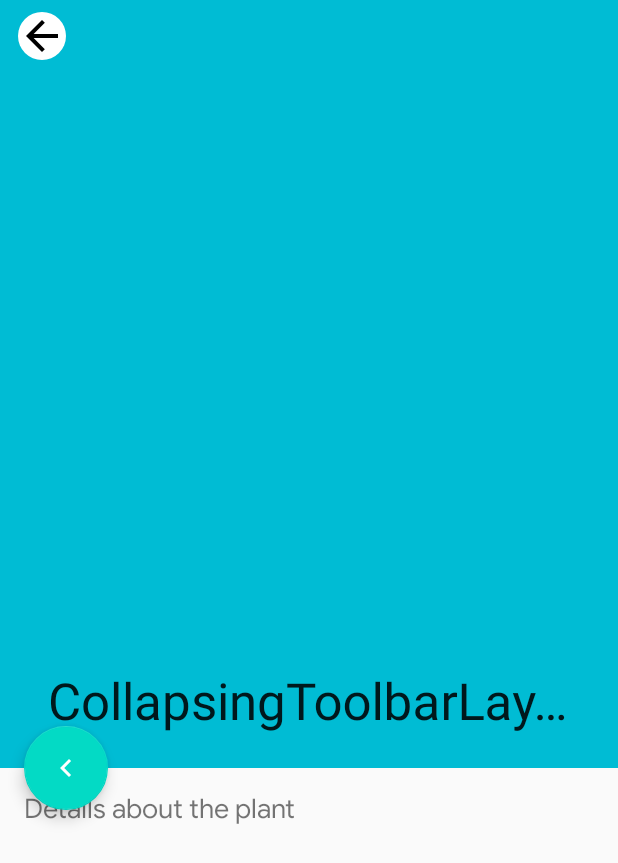
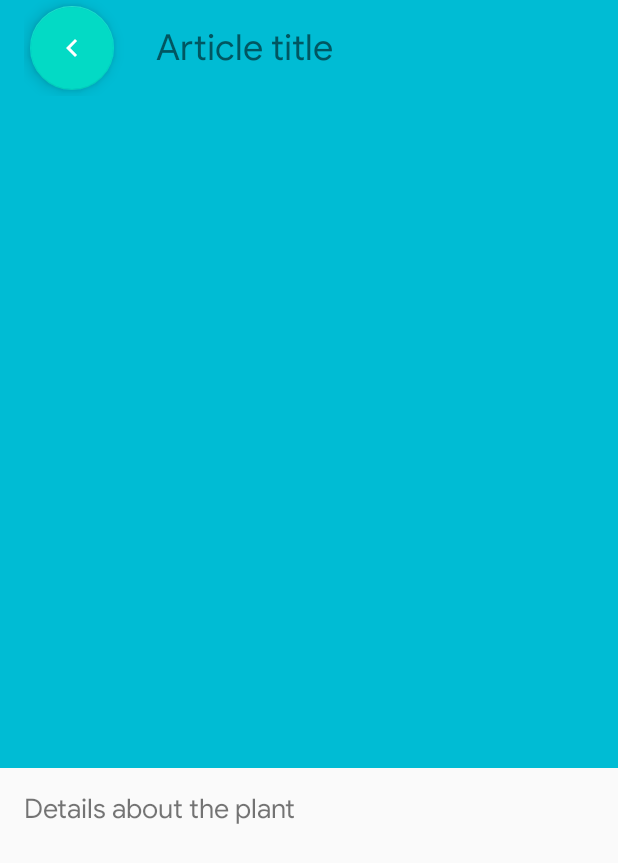
Before and after one commit to mmarashan/kids-smart-card, an Android app: the layout layout_article_page.xml on its own in the app's theme, with its tools: preview values and no code run, on a phone screen of 412 x 824 dp. Shown: the top 863 px of the screen. Run offline under Robolectric (Android 15) with nearby library versions, the phone set to English and light mode, and no system bars.

Commit message:
page stylew fixes

```diff
--- a/app/src/main/res/values/styles.xml
+++ b/app/src/main/res/values/styles.xml
@@ -8,5 +8,4 @@
         <item name="windowNoTitle">true</item>
         <item name="android:fontFamily">@font/google_sans_regular</item>
     </style>
-
 </resources>
--- a/common/src/main/res/values/colors.xml
+++ b/common/src/main/res/values/colors.xml
@@ -1,7 +1,7 @@
 <?xml version="1.0" encoding="utf-8"?>
 <resources>
     <color name="colorPrimary">#00BCD4</color>
-    <color name="colorPrimaryDark">#90000000</color>
+    <color name="colorPrimaryDark">#10000000</color>
     <color name="colorAccent">#03DAC5</color>
     <color name="colorBlack">#000000</color>
     <color name="colorWhite">#FFFFFF</color>
--- a/feature/article-galery-feature/src/main/java/ru/volgadev/article_galery/ui/ArticleCardAdapter.kt
+++ b/feature/article-galery-feature/src/main/java/ru/volgadev/article_galery/ui/ArticleCardAdapter.kt
@@ -8,9 +8,9 @@ import androidx.annotation.AnyThread
 import androidx.cardview.widget.CardView
 import androidx.recyclerview.widget.RecyclerView
 import com.bumptech.glide.Glide
-import ru.volgadev.common.log.Logger
 import ru.volgadev.article_data.model.Article
 import ru.volgadev.article_galery.R
+import ru.volgadev.common.log.Logger
 
 class ArticleCardAdapter :
     RecyclerView.Adapter<ArticleCardAdapter.ViewHolder>() {
@@ -58,7 +58,7 @@ class ArticleCardAdapter :
         val article = articleList[position]
         val textView = holder.card.findViewById<TextView>(R.id.card_view_title)
         val image = holder.card.findViewById<ImageView>(R.id.card_view_image)
-        Glide.with(image.context).load(article.iconUrl).into(image)
+        if (article.iconUrl != null) Glide.with(image.context).load(article.iconUrl).into(image)
         textView.text = article.title
         holder.card.setOnClickListener {
             logger.debug("On click ${article.id}")
--- a/feature/article-galery-feature/src/main/res/layout/card_article.xml
+++ b/feature/article-galery-feature/src/main/res/layout/card_article.xml
@@ -1,9 +1,7 @@
 <?xml version="1.0" encoding="utf-8"?>
 
-<androidx.cardview.widget.CardView
-    xmlns:android="http://schemas.android.com/apk/res/android"
+<androidx.cardview.widget.CardView xmlns:android="http://schemas.android.com/apk/res/android"
     xmlns:card_view="http://schemas.android.com/apk/res-auto"
-    android:id="@+id/card_view"
     android:layout_width="match_parent"
     android:layout_height="wrap_content"
     android:layout_margin="12dp"
@@ -19,16 +17,16 @@
             android:id="@+id/card_view_image"
             android:layout_width="match_parent"
             android:layout_height="256dp"
-            android:scaleType="centerInside"/>
+            android:scaleType="centerInside" />
 
         <TextView
             android:id="@+id/card_view_title"
             android:layout_width="match_parent"
             android:layout_height="match_parent"
-            android:layout_margin="10dp"
             android:layout_gravity="center_horizontal"
+            android:layout_margin="12dp"
             android:layout_marginStart="4dp"
-            android:textSize="28sp"/>
+            android:textSize="28sp" />
 
     </LinearLayout>
 </androidx.cardview.widget.CardView>
--- a/feature/article-page-feature/src/main/java/ru/volgadev/article_page/ArticlePageFragment.kt
+++ b/feature/article-page-feature/src/main/java/ru/volgadev/article_page/ArticlePageFragment.kt
@@ -40,10 +40,10 @@ class ArticlePageFragment : Fragment(R.layout.layout_article_page) {
 
         viewModel.article.observe(viewLifecycleOwner, Observer { article ->
             logger.debug("Set new ${article.id} article")
-
-            toolbarLayout.title = article.title
+            toolbarText.text = article.title
             articleText.text = article.text
-            Glide.with(context!!).load(article.iconUrl).into(articleImage)
+            if (article.iconUrl != null) Glide.with(articleImage.context).load(article.iconUrl)
+                .into(articleImage)
         })
     }
 
--- a/feature/article-page-feature/src/main/res/layout/layout_article_page.xml
+++ b/feature/article-page-feature/src/main/res/layout/layout_article_page.xml
@@ -1,10 +1,9 @@
 <?xml version="1.0" encoding="utf-8"?>
-
 <LinearLayout xmlns:android="http://schemas.android.com/apk/res/android"
     xmlns:app="http://schemas.android.com/apk/res-auto"
     xmlns:tools="http://schemas.android.com/tools"
-    android:layout_height="match_parent"
-    android:layout_width="match_parent">
+    android:layout_width="match_parent"
+    android:layout_height="match_parent">
 
     <androidx.coordinatorlayout.widget.CoordinatorLayout
         android:layout_width="match_parent"
@@ -30,32 +29,52 @@
                 app:statusBarScrim="@color/colorWhite"
                 app:title="CollapsingToolbarLayout title"
                 app:titleEnabled="true"
-                app:toolbarId="@id/toolbar">
+                app:toolbarId="@id/pageToolbar">
 
                 <ImageView
                     android:id="@+id/articleImage"
                     android:layout_width="match_parent"
                     android:layout_height="@dimen/detail_app_bar_height"
-                    android:fitsSystemWindows="true"
-                    android:scaleType="fitCenter"
-                    app:layout_collapseMode="parallax" />
+                    android:scaleType="fitCenter" />
 
                 <androidx.appcompat.widget.Toolbar
-                    android:id="@+id/toolbar"
+                    android:id="@+id/pageToolbar"
                     android:layout_width="match_parent"
-                    android:layout_height="48dp"
-                    android:background="@android:color/transparent"
+                    android:layout_height="64dp"
                     app:contentInsetStartWithNavigation="0dp"
-                    app:layout_collapseMode="pin"
-                    app:navigationIcon="@drawable/ic_detail_back"
-                    app:titleTextColor="@color/colorBlack" />
+                    app:layout_collapseMode="pin">
+
+                    <LinearLayout
+                        android:layout_width="match_parent"
+                        android:layout_height="match_parent">
+
+                        <com.google.android.material.floatingactionbutton.FloatingActionButton
+                            android:id="@+id/backButton"
+                            android:layout_width="wrap_content"
+                            android:layout_height="wrap_content"
+                            android:layout_gravity="center"
+                            android:layout_margin="4dp"
+                            android:tint="@android:color/white"
+                            app:srcCompat="@drawable/ic_baseline_chevron_left" />
+
+                        <TextView
+                            android:id="@+id/toolbarText"
+                            android:layout_width="wrap_content"
+                            android:layout_height="wrap_content"
+                            android:layout_gravity="center"
+                            android:layout_marginStart="@dimen/margin_big"
+                            android:textAlignment="center"
+                            android:textSize="24sp"
+                            tools:text="Article title" />
+
+                    </LinearLayout>
+                </androidx.appcompat.widget.Toolbar>
 
             </com.google.android.material.appbar.CollapsingToolbarLayout>
 
         </com.google.android.material.appbar.AppBarLayout>
 
         <androidx.core.widget.NestedScrollView
-            android:id="@+id/plant_detail_scrollview"
             android:layout_width="match_parent"
             android:layout_height="match_parent"
             android:clipToPadding="false"
@@ -67,9 +86,6 @@
                 android:layout_width="match_parent"
                 android:layout_height="match_parent"
                 android:layout_margin="@dimen/margin_normal"
-                    android:layout_marginStart="@dimen/margin_big"
-                    android:layout_marginTop="@dimen/margin_normal"
-                    android:layout_marginEnd="@dimen/margin_big"
                 android:minHeight="@dimen/description_min_height"
                 android:textIsSelectable="true"
                 android:textSize="18sp"
@@ -79,16 +95,6 @@
 
         </androidx.core.widget.NestedScrollView>
 
-        <com.google.android.material.floatingactionbutton.FloatingActionButton
-            android:id="@+id/backButton"
-            android:layout_width="wrap_content"
-            android:layout_height="wrap_content"
-            android:layout_margin="@dimen/fab_margin"
-            android:tint="@android:color/white"
-            app:layout_anchor="@id/appbar"
-            app:layout_anchorGravity="bottom|start"
-            app:srcCompat="@drawable/ic_baseline_chevron_left" />
-
     </androidx.coordinatorlayout.widget.CoordinatorLayout>
 
 </LinearLayout>
--- a/feature/article-page-feature/src/main/res/values/dimens.xml
+++ b/feature/article-page-feature/src/main/res/values/dimens.xml
@@ -1,22 +1,11 @@
 <?xml version="1.0" encoding="utf-8"?>
 <resources>
-
-    <!-- Per Material Design specs: -->
-    <!-- https://material.io/design/components/buttons-floating-action-button.html#specs -->
-    <dimen name="fab_margin">16dp</dimen>
-
-    <!-- Padding on the bottom of a screen so that the FAB won't overlap scrolled text. -->
     <dimen name="fab_bottom_padding">72dp</dimen>
-
     <dimen name="detail_app_bar_height">512dp</dimen>
-
     <dimen name="margin_big">24dp</dimen>
     <dimen name="margin_normal">16dp</dimen>
     <dimen name="margin_small">8dp</dimen>
     <dimen name="margin_extra_small">4dp</dimen>
-
     <dimen name="toolbar_elevation">5dp</dimen>
-    <dimen name="header_margin">24dp</dimen>
     <dimen name="description_min_height">555dp</dimen>
-
 </resources>
```
Also changed, not shown: 1 other file. Lines whose indentation alone changed are shown as unchanged.
